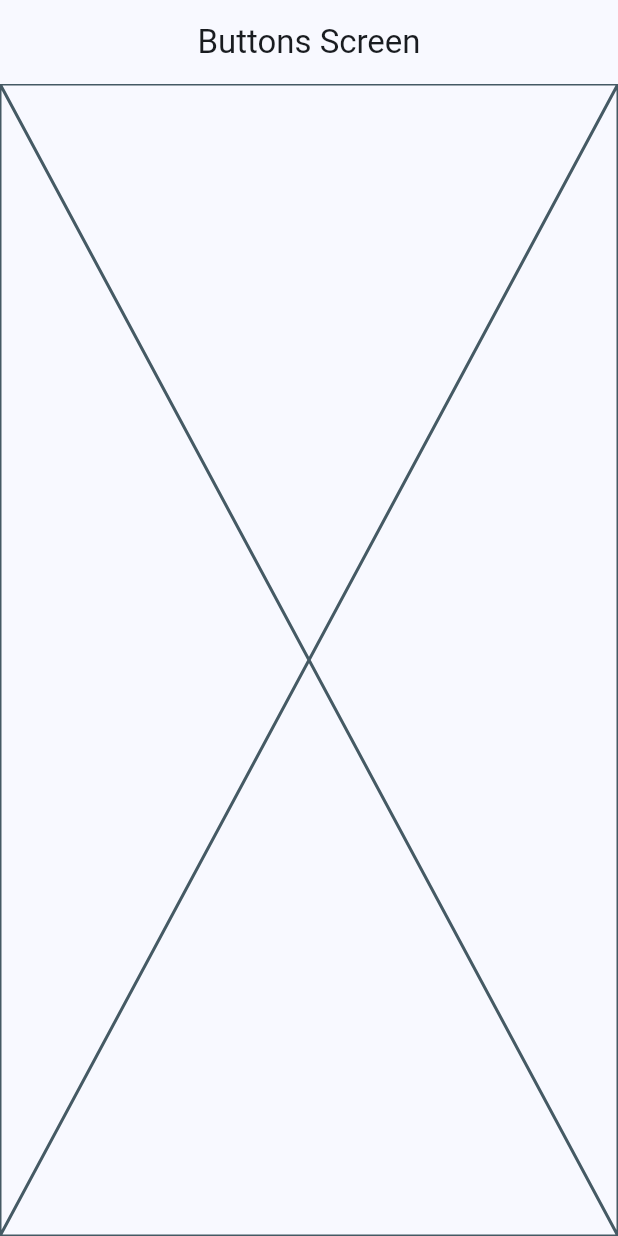
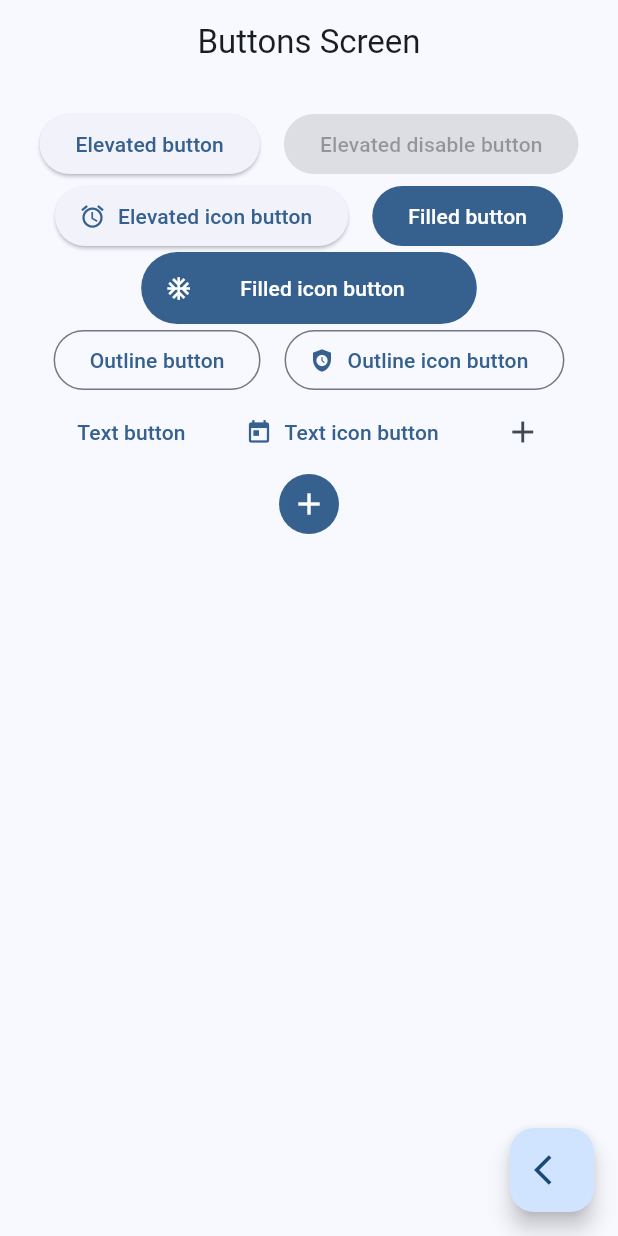
Before and after one commit to martinlprb23/widgets_app, a Flutter app: the ButtonsScreen screen opened by its route, on a phone screen of 412 x 824 dp. Run offline on Flutter 3.47's test engine with Material 3 defaults, Android fonts, the phone set to English and light mode, and no system bars; our stand-ins replace go_router.

Commit message:
Add all buttons

```diff
--- a/lib/ui/screens/buttons/buttons_screen.dart
+++ b/lib/ui/screens/buttons/buttons_screen.dart
@@ -1,14 +1,78 @@
 import 'package:flutter/material.dart';
+import 'package:go_router/go_router.dart';
 
 class ButtonsScreen extends StatelessWidget {
   static const name = "buttons_screen";
+
   const ButtonsScreen({super.key});
 
   @override
   Widget build(BuildContext context) {
     return Scaffold(
       appBar: AppBar(title: const Text("Buttons Screen")),
-      body: Placeholder(),
+      body: const _ButtonsView(),
+      floatingActionButton: FloatingActionButton(
+        onPressed: () {
+          context.pop();
+        },
+        child: const Icon(Icons.arrow_back_ios),
+      ),
     );
   }
 }
+
+class _ButtonsView extends StatelessWidget {
+  const _ButtonsView();
+
+  @override
+  Widget build(BuildContext context) {
+    final colors = Theme.of(context).colorScheme;
+
+    return SizedBox(
+      width: double.infinity,
+      child: Padding(
+        padding: const EdgeInsets.symmetric(horizontal: 24, vertical: 16),
+        child: Wrap(
+          spacing: 16,
+          alignment: WrapAlignment.center,
+          children: [
+            ElevatedButton(
+                onPressed: () {}, child: const Text("Elevated button")),
+            const ElevatedButton(
+                onPressed: null, child: Text("Elevated disable button")),
+            ElevatedButton.icon(
+                onPressed: () {},
+                icon: const Icon(Icons.alarm),
+                label: const Text("Elevated icon button")),
+            FilledButton(onPressed: () {}, child: const Text("Filled button")),
+            FilledButton.icon(
+              onPressed: () {},
+              icon: const Icon(Icons.ac_unit),
+              label: FilledButton(
+                  onPressed: () {}, child: const Text("Filled icon button")),
+            ),
+            OutlinedButton(
+                onPressed: () {}, child: const Text("Outline button")),
+            OutlinedButton.icon(
+                onPressed: () {},
+                icon: const Icon(Icons.safety_check),
+                label: const Text("Outline icon button")),
+            TextButton(onPressed: () {}, child: const Text("Text button")),
+            TextButton.icon(
+                onPressed: () {},
+                icon: const Icon(Icons.today),
+                label: const Text("Text icon button")),
+            IconButton(onPressed: () {}, icon: const Icon(Icons.add)),
+            IconButton(
+              onPressed: () {},
+              icon: const Icon(Icons.add),
+              style: ButtonStyle(
+                  iconColor: const MaterialStatePropertyAll(Colors.white),
+                  backgroundColor: MaterialStatePropertyAll(colors.primary)),
+            )
+          ],
+        ),
+      ),
+    );
+  }
+}
```
